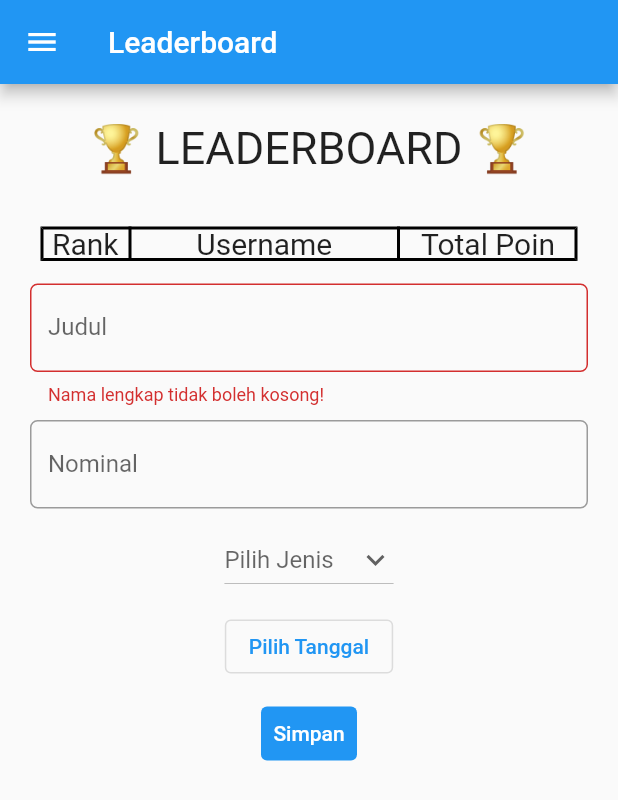
After one commit to rafighalibin/bin_bank_app, a Flutter app: the LeaderboardPage screen opened directly, after a tap on "Simpan", on a phone screen of 412 x 824 dp. The commit adds this screen. Shown: the top 800 px of the screen. Run offline on Flutter 3.47's test engine with Material 2 defaults, Android fonts, the light colour scheme and no system bars.

Commit message:
tambahkan kerangka fitur leaderboard

```diff
--- /dev/null
+++ b/lib/page/leaderboard.dart
@@ -0,0 +1,208 @@
+import 'package:bin_bank_app/main.dart';
+import 'package:bin_bank_app/utility/drawer.dart';
+import 'package:flutter/material.dart';
+
+class LeaderboardPage extends StatefulWidget {
+  const LeaderboardPage({super.key});
+
+  @override
+  State<LeaderboardPage> createState() => _MyFormPageState();
+}
+
+class _MyFormPageState extends State<LeaderboardPage> {
+  final _formKey = GlobalKey<FormState>();
+  String judul = "";
+  int nominal = 0;
+  String? jenis;
+  DateTime tanggal = DateTime.now();
+  List<String> jenis_pilihan = ['Pemasukan', 'Pengeluaran'];
+
+  @override
+  Widget build(BuildContext context) {
+    return Scaffold(
+        appBar: AppBar(
+          title: const Text('Leaderboard'),
+        ),
+        body: Form(
+          key: _formKey,
+          child: SingleChildScrollView(
+            child: Container(
+              padding: const EdgeInsets.all(20.0),
+              child: Column(
+                children: [
+                  Container(
+                    margin: const EdgeInsets.fromLTRB(5, 5, 5, 25),
+                    child: const Text("🏆 LEADERBOARD 🏆",
+                        style: TextStyle(fontSize: 30)),
+                  ),
+                  Container(
+                    alignment: Alignment.center,
+                    margin: const EdgeInsets.fromLTRB(7, 10, 7, 15),
+                    child: Table(
+                        columnWidths: const {
+                          0: FlexColumnWidth(1),
+                          1: FlexColumnWidth(3),
+                          2: FlexColumnWidth(2)
+                        },
+                        border: TableBorder.all(
+                            color: Colors.black,
+                            style: BorderStyle.solid,
+                            width: 2),
+                        children: [
+                          TableRow(children: [
+                            Column(children: const [
+                              Text('Rank', style: TextStyle(fontSize: 20.0))
+                            ]),
+                            Column(children: const [
+                              Text('Username', style: TextStyle(fontSize: 20.0))
+                            ]),
+                            Column(children: const [
+                              Text('Total Poin',
+                                  style: TextStyle(fontSize: 20.0))
+                            ]),
+                          ]),
+                        ]),
+                  ),
+                  TextFormField(
+                    decoration: InputDecoration(
+                      labelText: "Judul",
+                      // Menambahkan circular border agar lebih rapi
+                      border: OutlineInputBorder(
+                        borderRadius: BorderRadius.circular(5.0),
+                      ),
+                    ),
+                    // Menambahkan behavior saat nama diketik
+                    onChanged: (String? value) {
+                      setState(() {
+                        judul = value!;
+                      });
+                    },
+                    // Menambahkan behavior saat data disimpan
+                    onSaved: (String? value) {
+                      setState(() {
+                        judul = value!;
+                      });
+                    },
+                    // Validator sebagai validasi form
+                    validator: (String? value) {
+                      if (value == null || value.isEmpty) {
+                        return 'Nama lengkap tidak boleh kosong!';
+                      }
+                      return null;
+                    },
+                  ),
+                  const SizedBox(height: 10),
+                  TextFormField(
+                    keyboardType: TextInputType.number,
+                    decoration: InputDecoration(
+                      labelText: "Nominal",
+                      // Menambahkan circular border agar lebih rapi
+                      border: OutlineInputBorder(
+                        borderRadius: BorderRadius.circular(5.0),
+                      ),
+                    ),
+                    // Menambahkan behavior saat nama diketik
+                    onChanged: (String? value) {
+                      int? number = int.tryParse(value!);
+                      setState(() {
+                        if (number == null) {
+                          nominal = 0;
+                        } else {
+                          nominal = number;
+                        }
+                      });
+                    },
+                    // Menambahkan behavior saat data disimpan
+                    onSaved: (String? value) {
+                      int? number = int.tryParse(value!);
+                      setState(() {
+                        if (number == null) {
+                          nominal = 0;
+                        } else {
+                          nominal = number;
+                        }
+                      });
+                    },
+                  ),
+                  const SizedBox(height: 10),
+                  DropdownButton(
+                    value: jenis,
+                    hint: const Text("Pilih Jenis"),
+                    icon: const Icon(Icons.keyboard_arrow_down),
+                    items: jenis_pilihan.map((String items) {
+                      return DropdownMenuItem(
+                        value: items,
+                        child: Text(items),
+                      );
+                    }).toList(),
+                    onChanged: (String? newValue) {
+                      setState(() {
+                        jenis = newValue!;
+                      });
+                    },
+                  ),
+                  const SizedBox(height: 10),
+                  OutlinedButton(
+                      onPressed: () {
+                        showDatePicker(
+                          context: context,
+                          initialDate: DateTime.now(),
+                          firstDate: DateTime(1950),
+                          lastDate: DateTime(2100),
+                        ).then((value) {
+                          setState(() {
+                            tanggal = value!;
+                          });
+                        });
+                      },
+                      child: const Text("Pilih Tanggal")),
+                  const SizedBox(height: 10),
+                  TextButton(
+                    style: ButtonStyle(
+                      backgroundColor: MaterialStateProperty.all(Colors.blue),
+                    ),
+                    onPressed: () {
+                      if (_formKey.currentState!.validate()) {
+                        showDialog(
+                          context: context,
+                          builder: (context) {
+                            return Dialog(
+                              shape: RoundedRectangleBorder(
+                                borderRadius: BorderRadius.circular(10),
+                              ),
+                              elevation: 15,
+                              child: ListView(
+                                padding:
+                                    const EdgeInsets.only(top: 20, bottom: 20),
+                                shrinkWrap: true,
+                                children: <Widget>[
+                                  const Center(
+                                      child:
+                                          Text('Data Berhasil Ditambahkan!')),
+                                  const SizedBox(height: 50),
+                                  TextButton(
+                                    onPressed: () {
+                                      Navigator.pop(context);
+                                    },
+                                    child: const Text('Kembali'),
+                                  ),
+                                ],
+                              ),
+                            );
+                          },
+                        );
+                      }
+                    },
+                    child: const Text(
+                      "Simpan",
+                      style: TextStyle(color: Colors.white),
+                    ),
+                  ),
+                ],
+              ),
+            ),
+          ),
+        ),
+        drawer: const MyDrawer());
+  }
+}
--- a/lib/utility/drawer.dart
+++ b/lib/utility/drawer.dart
@@ -1,3 +1,4 @@
+import 'package:bin_bank_app/page/leaderboard.dart';
 import 'package:flutter/material.dart';
 import 'package:bin_bank_app/main.dart';
 
@@ -27,6 +28,13 @@ class MyDrawer extends StatelessWidget {
                   MaterialPageRoute(builder: (context) => const MyHomePage()));
             },
           ),
+          ListTile(
+            title: const Text('Leaderboard'),
+            onTap: () {
+              Navigator.of(context).pushReplacement(MaterialPageRoute(
+                  builder: (context) => const LeaderboardPage()));
+            },
+          )
         ],
       ));
 }
```
Lines whose indentation alone changed are shown as unchanged.
